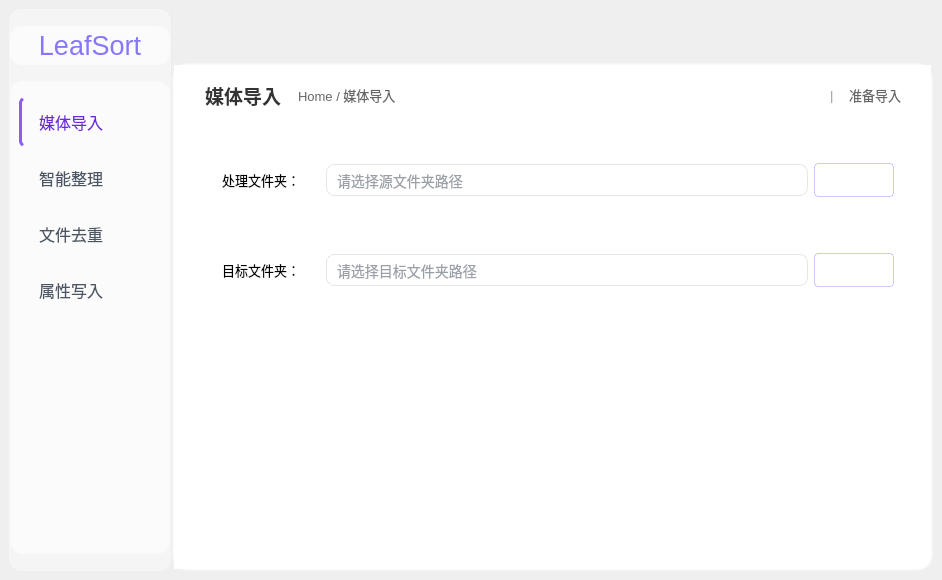
Qt form Ui_MainWindow.ui (YangShengzhou03/LeafSort) before a commit.
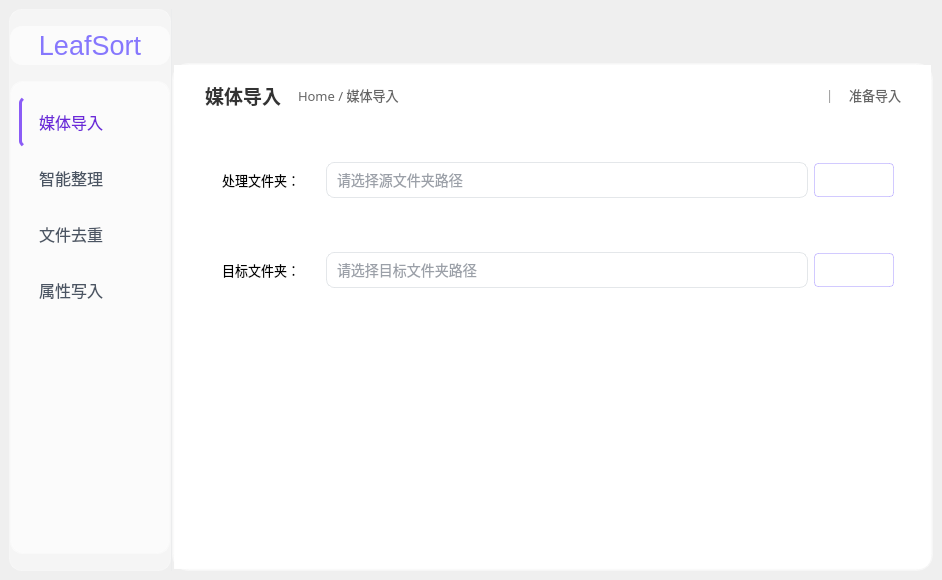
The same form after that commit. Icons and pictures are not drawn.

Commit message: feat: 添加微软雅黑UI Light字体并统一

Patch:
```diff
--- a/Ui_MainWindow.ui
+++ b/Ui_MainWindow.ui
@@ -927,7 +927,7 @@
                      <widget class="QLabel" name="lblImportRoute">
                       <property name="font">
                        <font>
-                        <family>Microsoft YaHei UI</family>
+                        <family>Microsoft YaHei UI Light</family>
                         <pointsize>10</pointsize>
                        </font>
                       </property>
@@ -956,7 +956,7 @@
                      <widget class="QLabel" name="lblImportSeparator">
                       <property name="font">
                        <font>
-                        <family>Microsoft YaHei UI</family>
+                        <family>Microsoft YaHei UI Light</family>
                         <pointsize>10</pointsize>
                        </font>
                       </property>
@@ -1079,7 +1079,7 @@
                          </property>
                          <property name="font">
                           <font>
-                           <family>Microsoft YaHei UI</family>
+                           <family>Microsoft YaHei UI Light</family>
                            <pointsize>-1</pointsize>
                           </font>
                          </property>
@@ -1227,7 +1227,7 @@
                          </property>
                          <property name="font">
                           <font>
-                           <family>Microsoft YaHei UI</family>
+                           <family>Microsoft YaHei UI Light</family>
                            <pointsize>-1</pointsize>
                           </font>
                          </property>
```
Left out of the diff: 96 changed lines with no effect on the pictures. The commit also changes 17 other files.
